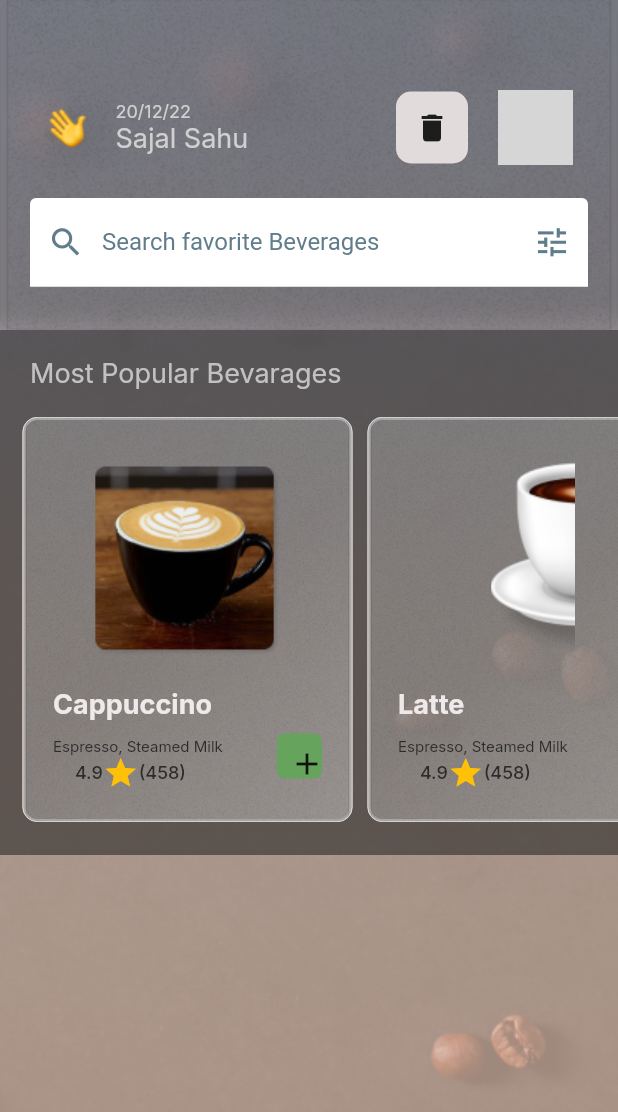
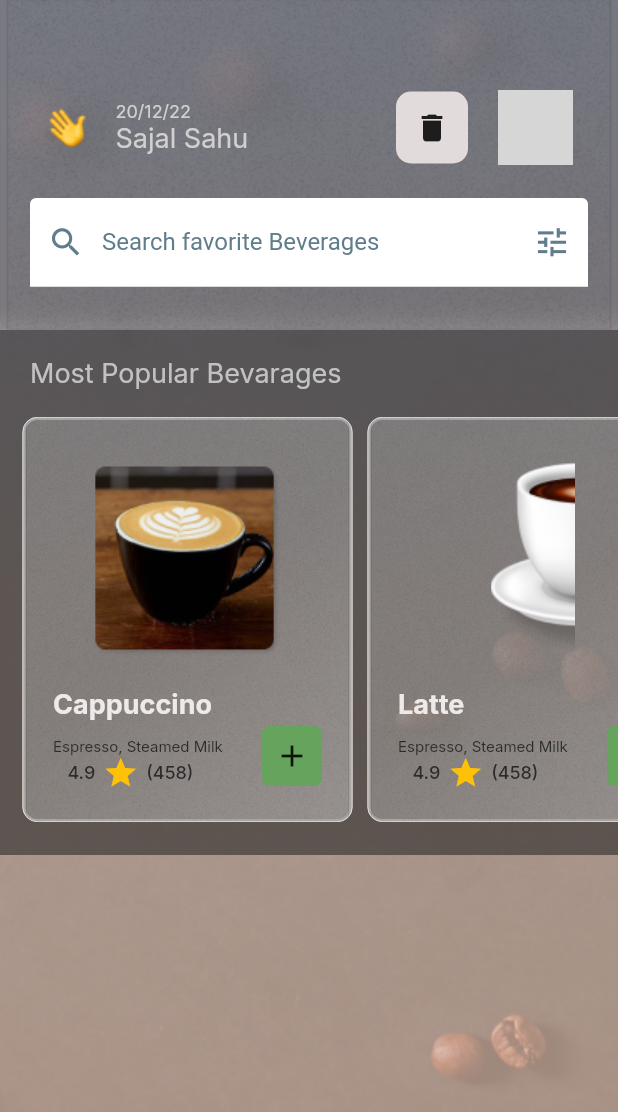
Before and after one commit to sxjal/ShoppingApp, a Flutter app: the SecondScreen screen opened directly, on a phone screen of 412 x 824 dp. Shown: the top 1112 px of the screen. Run offline on Flutter 3.47's test engine with Material 2 defaults, Android fonts, the phone set to English and light mode, and no system bars; drawn by our look-alikes of glassmorphism; our stand-ins replace google_fonts; network calls fail; grey boxes are pictures that could not be loaded.

Commit message:
done with cards

```diff
--- a/lib/Widgets/itemcard.dart
+++ b/lib/Widgets/itemcard.dart
@@ -57,7 +57,7 @@ class Itemcard extends StatelessWidget {
             child: Column(
               mainAxisAlignment: MainAxisAlignment.center,
               crossAxisAlignment: CrossAxisAlignment.start,
-              mainAxisSize: MainAxisSize.max,
+              mainAxisSize: MainAxisSize.min,
               children: [
                 Center(
                   child: Image.asset(
@@ -79,6 +79,7 @@ class Itemcard extends StatelessWidget {
                       ),
                 ),
                 Row(
+                  mainAxisSize: MainAxisSize.min,
                   mainAxisAlignment: MainAxisAlignment.start,
                   crossAxisAlignment: CrossAxisAlignment.center,
                   children: [
@@ -100,7 +101,8 @@ class Itemcard extends StatelessWidget {
                               ),
                         ),
                         Row(
-                          mainAxisAlignment: MainAxisAlignment.start,
+                          mainAxisSize: MainAxisSize.min,
+                          mainAxisAlignment: MainAxisAlignment.spaceEvenly,
                           crossAxisAlignment: CrossAxisAlignment.center,
                           children: [
                             Text(
@@ -109,15 +111,22 @@ class Itemcard extends StatelessWidget {
                                   .textTheme
                                   .bodySmall!
                                   .copyWith(
-                                    color: Color.fromARGB(255, 43, 43, 43),
+                                    color:
+                                        const Color.fromARGB(255, 43, 43, 43),
                                     fontSize: 12,
                                     fontWeight: FontWeight.w500,
                                     fontFamily: "Inter",
                                   ),
                             ),
+                            const SizedBox(
+                              width: 5,
+                            ),
                             const Icon(
                               Icons.star,
                               color: Colors.amber,
+                            ),
+                            const SizedBox(
+                              width: 5,
                             ),
                             Text(
                               "(458)",
@@ -125,7 +134,8 @@ class Itemcard extends StatelessWidget {
                                   .textTheme
                                   .bodySmall!
                                   .copyWith(
-                                    color: Color.fromARGB(255, 43, 43, 43),
+                                    color:
+                                        const Color.fromARGB(255, 43, 43, 43),
                                     fontSize: 12,
                                     fontWeight: FontWeight.w500,
                                     fontFamily: "Inter",
@@ -141,8 +151,8 @@ class Itemcard extends StatelessWidget {
                     const Spacer(),
                     Center(
                       child: Container(
-                        height: 30,
-                        width: 30,
+                        height: 40,
+                        width: 40,
                         decoration: const BoxDecoration(
                           color: Color.fromARGB(255, 102, 163, 92),
                           borderRadius: BorderRadius.all(
@@ -151,6 +161,7 @@ class Itemcard extends StatelessWidget {
                         ),
                         child: Center(
                           child: IconButton(
+                            padding: EdgeInsets.zero,
                             onPressed: () {},
                             icon: const Icon(
                               Icons.add,
```
